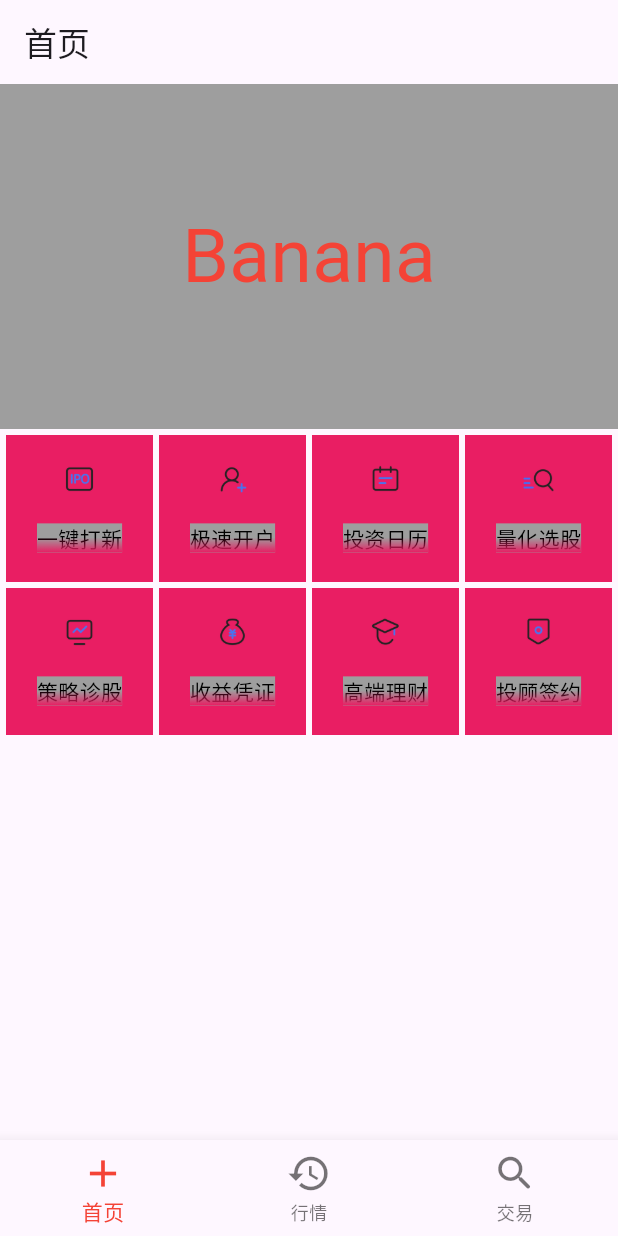
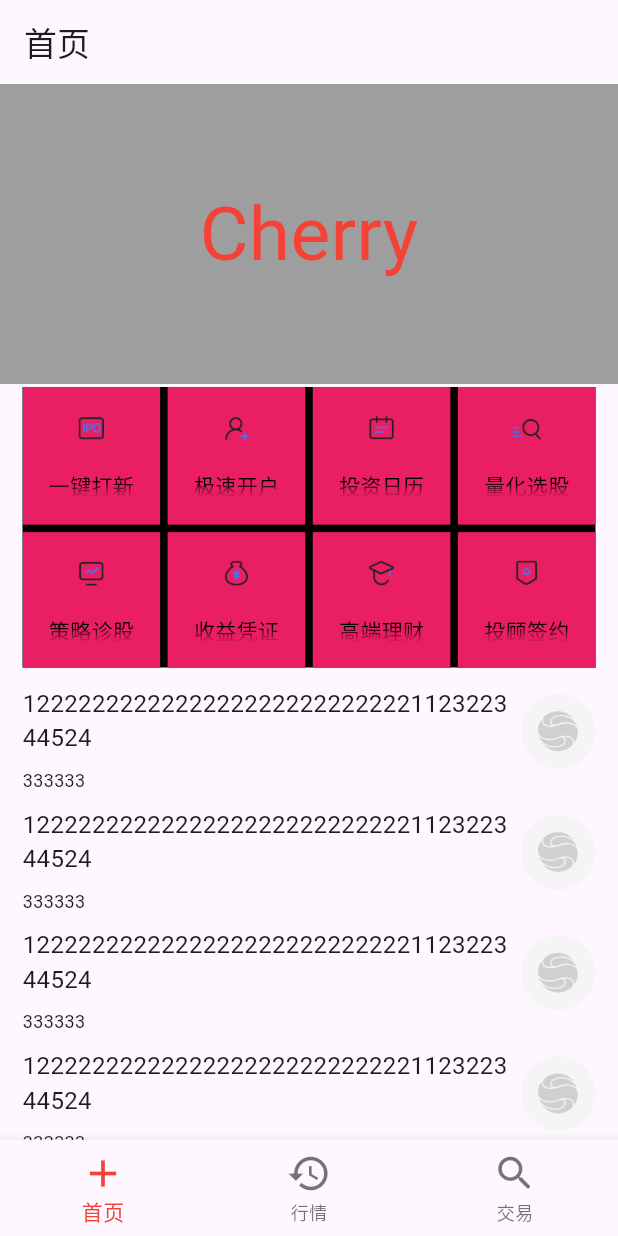
Before and after one commit to jianronglu/ryan_widget, a Flutter app: the screen it shows after launch, on a phone screen of 412 x 824 dp. Run offline on Flutter 3.47's test engine with Material 3 defaults, Android fonts, the phone set to English and light mode, and no system bars; missing offline and left inert: dart:ffi.

Commit message:
add list view

```diff
--- a/lib/constants/common_constant.dart
+++ b/lib/constants/common_constant.dart
@@ -1,6 +1,6 @@
 
 class NumberConstant{
-  static const double bannerHeight = 230.0;
+  static const double bannerHeight = 200.0;
   static const int gridDelegateItemCount = 4;
   static const double homePageCridViewHeight = 250.0;
   static const double gridViewMargin = 1.0;
@@ -8,14 +8,15 @@ class NumberConstant{
 }
 
 class ImageConstant {
-  static const String image_yjdx = 'images/一键打新@2x.png';
-  static const String image_jskh = 'images/极速开户@2x.png';
-  static const String image_tzrl = 'images/投资日历@2x.png';
-  static const String image_lhxg = 'images/量化选股@2x.png';
-  static const String image_clzg = 'images/策略诊股@2x.png';
-  static const String image_sypz = 'images/收益凭证@2x.png';
-  static const String image_gdlc = 'images/高端理财@2x.png';
-  static const String image_tgqy = 'images/投顾签约@2x.png';
+  static const String yjdx = 'images/一键打新@2x.png';
+  static const String jskh = 'images/极速开户@2x.png';
+  static const String tzrl = 'images/投资日历@2x.png';
+  static const String lhxg = 'images/量化选股@2x.png';
+  static const String clzg = 'images/策略诊股@2x.png';
+  static const String sypz = 'images/收益凭证@2x.png';
+  static const String gdlc = 'images/高端理财@2x.png';
+  static const String tgqy = 'images/投顾签约@2x.png';
+  static const String placehold = 'images/占位图@2x.png';
 }
 
 class StringConstant {
--- a/lib/home/home_page.dart
+++ b/lib/home/home_page.dart
@@ -1,5 +1,6 @@
 import 'package:flutter/material.dart';
-import 'package:widget01/home/view/home_grid_view.dart';
+import '../home/view/home_grid_view.dart';
+import '../home/view/home_list_view.dart';
 import '../home/view/home_banner_view.dart';
 import '../home/model/home_view_model.dart';
 import '../../../constants/common_constant.dart';
@@ -22,11 +23,27 @@ class _HomePageState extends State<HomePage> {
   }
 
   Widget _createGridView() {
+    final _crossAxisCount = 4;
+    final _margin  = EdgeInsets.fromLTRB(15, 2, 15, 2);
+    final _itemWith = (MediaQuery.of(context).size.width - _margin.left - _margin.right) / _crossAxisCount;
+    final _spacing = 5.0;
+    final _ratio = 1.0;
     return SizedBox(
-      height: NumberConstant.homePageCridViewHeight,
-      child: HomeGridView(items: HomeViewModel.gridViewItems),
+      height: _itemWith * 2,
+      child: HomeGridView(
+        items: HomeViewModel.gridViewItems,
+        crossAxisCount: _crossAxisCount,
+        mainAxisSpacing: _spacing,
+        crossAxisSpacing: _spacing,
+        childAspectRatio: _ratio,
+        margin: _margin,
+      ),
     );
   }
+
+ Widget _createListView() {
+    return HomeNewsList(items: HomeViewModel.bannerItems);
+ }
 
   Widget _createBody() {
     return Column(
@@ -36,6 +53,7 @@ class _HomePageState extends State<HomePage> {
       children: <Widget>[
         _createBannerView(),
         _createGridView(),
+        Expanded(child: _createListView()),
       ],
     );
   }
--- a/lib/home/model/home_view_model.dart
+++ b/lib/home/model/home_view_model.dart
@@ -28,13 +28,13 @@ class HomeViewModel {
   ];
 
   static List<GridViewItemModel> gridViewItems = [
-    GridViewItemModel('一键打新', ImageConstant.image_yjdx),
-    GridViewItemModel('极速开户', ImageConstant.image_jskh),
-    GridViewItemModel('投资日历', ImageConstant.image_tzrl),
-    GridViewItemModel('量化选股', ImageConstant.image_lhxg),
-    GridViewItemModel('策略诊股', ImageConstant.image_clzg),
-    GridViewItemModel('收益凭证', ImageConstant.image_sypz),
-    GridViewItemModel('高端理财', ImageConstant.image_gdlc),
-    GridViewItemModel('投顾签约', ImageConstant.image_tgqy),
+    GridViewItemModel('一键打新', ImageConstant.yjdx),
+    GridViewItemModel('极速开户', ImageConstant.jskh),
+    GridViewItemModel('投资日历', ImageConstant.tzrl),
+    GridViewItemModel('量化选股', ImageConstant.lhxg),
+    GridViewItemModel('策略诊股', ImageConstant.clzg),
+    GridViewItemModel('收益凭证', ImageConstant.sypz),
+    GridViewItemModel('高端理财', ImageConstant.gdlc),
+    GridViewItemModel('投顾签约', ImageConstant.tgqy),
   ];
 }
--- a/lib/home/view/home_banner_view.dart
+++ b/lib/home/view/home_banner_view.dart
@@ -10,7 +10,7 @@ class HomeBannerView extends StatefulWidget {
   const HomeBannerView({
     super.key,
     required this.items,
-    this.delay,
+    this.delay = 3,
     this.viewportFraction,
   });
 
@@ -36,7 +36,7 @@ class _HomeBannerViewState extends BasePageState<HomeBannerView>
   void _startTimer() {
     if (!_isTimeRunning) {
       _isTimeRunning = true;
-      _timer = Timer.periodic(Duration(seconds: widget.delay ?? 5), (timer) {
+      _timer = Timer.periodic(Duration(seconds: widget.delay!), (timer) {
         final position = _getAutoScrollPosition();
         _controller.animateToPage(position,
             duration: Duration(milliseconds: _getMilliseconds(position)),
--- a/lib/home/view/home_grid_view.dart
+++ b/lib/home/view/home_grid_view.dart
@@ -19,7 +19,6 @@ class GridViewItem extends StatelessWidget {
   Widget build(BuildContext context) {
     return Container(
       color: Colors.pink,
-      margin: EdgeInsets.all(2),
       child: Column(
         mainAxisAlignment: MainAxisAlignment.center,
         children: [
@@ -52,12 +51,22 @@ class HomeGridView extends StatefulWidget {
   final List<GridViewItemModel> items;
   final double? width;
   final double? height;
+  final EdgeInsetsGeometry? margin;
+  final double crossAxisSpacing;
+  final int crossAxisCount;
+  final double mainAxisSpacing;
+  final double childAspectRatio; //宽高比
 
   const HomeGridView({
     Key? key,
     this.width,
     this.height,
     required this.items,
+    this.margin,
+    this.crossAxisSpacing = 0,
+    required this.crossAxisCount,
+    this.mainAxisSpacing = 0,
+    this.childAspectRatio = 1,
   }) : super(key: key);
 
   @override
@@ -65,6 +74,7 @@ class HomeGridView extends StatefulWidget {
 }
 
 class _HomeGrideViewState extends State<HomeGridView> {
+
   Widget _createGridItem(int index) {
     final title = HomeViewModel.gridViewItems[index].title;
     final iconName = HomeViewModel.gridViewItems[index].iconName;
@@ -77,7 +87,7 @@ class _HomeGrideViewState extends State<HomeGridView> {
         iconName: iconName,
         style: const TextStyle(
           color: Colors.black,
-          backgroundColor: Colors.grey,
+          //backgroundColor: Colors.grey,
         ),
       ),
     );
@@ -86,13 +96,16 @@ class _HomeGrideViewState extends State<HomeGridView> {
   @override
   Widget build(BuildContext context) {
     return Container(
-      margin: const EdgeInsets.all(2),
-      width: widget.width ?? double.infinity,
-      height: widget.height ?? double.infinity,
+      color: Colors.black,
+      margin: widget.margin,
       child: GridView.builder(
           physics: NeverScrollableScrollPhysics(),
-          gridDelegate: const SliverGridDelegateWithFixedCrossAxisCount(
-              crossAxisCount: NumberConstant.gridDelegateItemCount),
+          gridDelegate: SliverGridDelegateWithFixedCrossAxisCount(
+            crossAxisCount: widget.crossAxisCount,
+            crossAxisSpacing: widget.crossAxisSpacing, //水平间距
+            mainAxisSpacing: widget.mainAxisSpacing, //
+            childAspectRatio: widget.childAspectRatio, //宽高比
+          ),
           itemCount: widget.items.length,
           itemBuilder: (BuildContext context, int index) =>
               _createGridItem(index)),
--- /dev/null
+++ b/lib/home/view/home_list_view.dart
@@ -0,0 +1,67 @@
+import 'package:flutter/material.dart';
+import '../../../constants/common_constant.dart';
+
+class HomeNewsList extends StatefulWidget {
+  final List<String> items;
+
+  const HomeNewsList({
+    Key? key,
+    required this.items,
+  }) : super(key: key);
+
+  @override
+  State<HomeNewsList> createState() => _HomeNewsListState();
+}
+
+class _HomeNewsListState extends State<HomeNewsList> {
+  Widget _createListItem(int index) {
+    return Container(
+      margin: EdgeInsets.fromLTRB(15, 0.5, 15, 0),
+      height: 80.0,
+      // color: Colors.red,
+      child: Row(
+        children: [
+          Expanded(
+            child: Column(
+              crossAxisAlignment: CrossAxisAlignment.start,
+              children: [
+                SizedBox(height: 10,),
+                Text(
+                  '1222222222222222222222222222112322344524',
+                  style:
+                  TextStyle(
+                      // backgroundColor: Colors.grey,
+                      fontSize: 16),
+                  textAlign: TextAlign.left,
+                ),
+                SizedBox(height: 8,),
+                Text(
+                  '333333',
+                  style:
+                  TextStyle(
+                      // backgroundColor: Colors.yellow,
+                      fontSize: 12),
+                  textAlign: TextAlign.left,
+                ),
+              ],
+            ),
+          ),
+          SizedBox(
+            width: 50,
+            height: 50,
+            child: Image(image: AssetImage(ImageConstant.placehold),),
+          ),
+        ],
+      ),
+    );
+  }
+
+  @override
+  Widget build(BuildContext context) {
+    return ListView.builder(
+        physics: NeverScrollableScrollPhysics(),
+        itemCount: widget.items.length,
+        itemBuilder: (BuildContext content, int index) =>
+            _createListItem(index));
+  }
+}
```
Also changed, not shown: images/占位图@2x.png (added).
